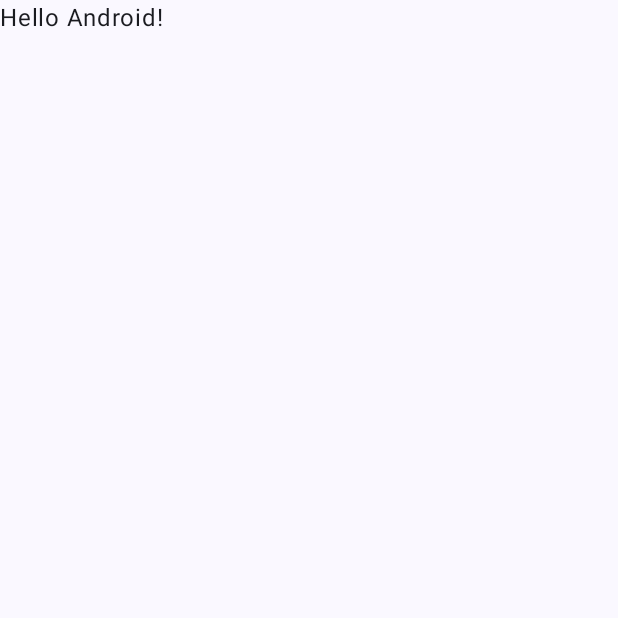
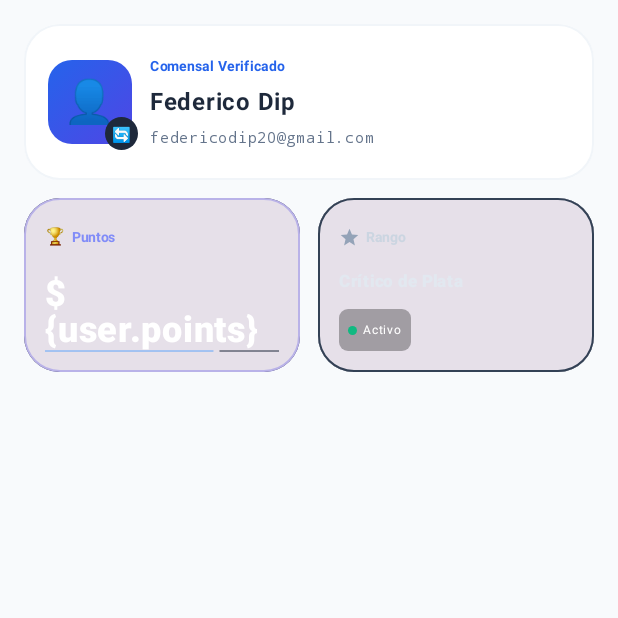
Before and after one commit to ManuZarraga/TP-desarrollo-de-apps-I, an Android app built with Jetpack Compose: the screen it shows after launch (MainActivity), on a phone screen of 412 x 824 dp, the top half of it. Before the commit the part shown is almost empty. Run offline under Robolectric (Android 15) with nearby library versions, the light colour scheme and no system bars.

Commit message:
Pantalla de profile

```diff
--- a/app/build.gradle.kts
+++ b/app/build.gradle.kts
@@ -48,6 +48,7 @@ dependencies {
     implementation(libs.androidx.compose.ui.graphics)
     implementation(libs.androidx.compose.ui.tooling.preview)
     implementation(libs.androidx.compose.material3)
+    implementation(libs.androidx.compose.material.icons.extended)
     testImplementation(libs.junit)
     androidTestImplementation(libs.androidx.junit)
     androidTestImplementation(libs.androidx.espresso.core)
@@ -55,4 +56,5 @@ dependencies {
     androidTestImplementation(libs.androidx.compose.ui.test.junit4)
     debugImplementation(libs.androidx.compose.ui.tooling)
     debugImplementation(libs.androidx.compose.ui.test.manifest)
+
 }
--- a/app/src/main/java/com/example/tpi_apps/MainActivity.kt
+++ b/app/src/main/java/com/example/tpi_apps/MainActivity.kt
@@ -1,47 +1,73 @@
 package com.example.tpi_apps
 
 import android.os.Bundle
+import android.widget.Toast
 import androidx.activity.ComponentActivity
 import androidx.activity.compose.setContent
-import androidx.activity.enableEdgeToEdge
 import androidx.compose.foundation.layout.fillMaxSize
-import androidx.compose.foundation.layout.padding
-import androidx.compose.material3.Scaffold
-import androidx.compose.material3.Text
-import androidx.compose.runtime.Composable
+import androidx.compose.material3.MaterialTheme
+import androidx.compose.material3.Surface
+import androidx.compose.runtime.*
 import androidx.compose.ui.Modifier
-import androidx.compose.ui.tooling.preview.Preview
-import com.example.tpi_apps.ui.theme.TPIappsTheme
+import com.example.tpi_apps.data.model.User
+import com.example.tpi_apps.ui.screens.ProfileScreen
+import com.example.tpi_apps.util.LevelCalculator
+
 
 class MainActivity : ComponentActivity() {
+
     override fun onCreate(savedInstanceState: Bundle?) {
         super.onCreate(savedInstanceState)
-        enableEdgeToEdge()
+
         setContent {
-            TPIappsTheme {
-                Scaffold(modifier = Modifier.fillMaxSize()) { innerPadding ->
-                    Greeting(
-                        name = "Android",
-                        modifier = Modifier.padding(innerPadding)
+            // Estado mutable principal del usuario crítico
+            var user by remember {
+                mutableStateOf(
+                    User(
+                        name = "Federico Dip",
+                        username = "federicodip",
+                        email = "federicodip20@gmail.com",
+                        avatarSeed = "profile_main",
+                        points = 360,
+                        level = "Crítico de Plata",
+                        reputation = 4.8,
+                        reviewCount = 2
+                    )
+                )
+            }
+
+            MaterialTheme {
+                Surface(
+                    modifier = Modifier.fillMaxSize(),
+                    color = MaterialTheme.colorScheme.background
+                ) {
+                    ProfileScreen(
+                        user = user,
+                        onSettingsClick = {
+                            // Acción para modificar detalles
+                            Toast.makeText(this@MainActivity, "Abrir Ajustes", Toast.LENGTH_SHORT).show()
+                        },
+                        onReviewsClick = {
+                            // Navegación hacia reseñas históricas
+                            Toast.makeText(this@MainActivity, "Mostrando opiniones", Toast.LENGTH_SHORT).show()
+                        }
                     )
                 }
             }
         }
     }
-}
 
-@Composable
-fun Greeting(name: String, modifier: Modifier = Modifier) {
-    Text(
-        text = "Hello $name!",
-        modifier = modifier
-    )
-}
+    /**
+     * Incrementa la puntuación del comensal y recalcula su nivel.
+     */
+    private fun addExperiencePoints(user: User, gainedXP: Int): User {
+        val nextPoints = user.points + gainedXP
+        val nextLevel = LevelCalculator.determineLevel(nextPoints)
 
-@Preview(showBackground = true)
-@Composable
-fun GreetingPreview() {
-    TPIappsTheme {
-        Greeting("Android")
+        return user.copy(
+            points = nextPoints,
+            level = nextLevel,
+            reviewCount = user.reviewCount + 1
+        )
     }
 }
--- a/app/src/main/java/com/example/tpi_apps/data/model/User.kt
+++ b/app/src/main/java/com/example/tpi_apps/data/model/User.kt
@@ -1,4 +1,30 @@
 package com.example.tpi_apps.data.model
+import java.time.LocalDate
 
-class User {
+data class User(
+    val name: String,
+    val username: String,
+    val email: String,
+    val avatarSeed: String,
+    var points: Int,
+    var level: String,
+    var reputation: Double,
+    var reviewCount: Int,
+    val joinedDate: String = LocalDate.now().toString(),
+    val badges: List<String> = emptyList()
+) {
+    /**
+     * Calcula los puntos restantes para alcanzar el rango Oro.
+     */
+    fun getPointsToNextLevel(nextLevelPoints: Int = 500): Int {
+        return (nextLevelPoints - points).coerceAtLeast(0)
+    }
+
+    /**
+     * Obtiene el porcentaje de progreso (0.0 a 1.0) para el avance de nivel.
+     */
+    fun getProgressPercent(nextLevelPoints: Int = 500): Float {
+        if (points >= nextLevelPoints) return 1.0f
+        return points.toFloat() / nextLevelPoints.toFloat()
+    }
 }
--- /dev/null
+++ b/app/src/main/java/com/example/tpi_apps/ui/screens/ProfileScreen.kt
@@ -0,0 +1,131 @@
+package com.example.tpi_apps.ui.screens
+
+import androidx.compose.foundation.background
+import androidx.compose.foundation.border
+import androidx.compose.foundation.clickable
+import androidx.compose.foundation.layout.*
+import androidx.compose.foundation.shape.CircleShape
+import androidx.compose.foundation.shape.RoundedCornerShape
+import androidx.compose.material3.*
+import androidx.compose.runtime.*
+import androidx.compose.material.icons.Icons
+import androidx.compose.material.icons.filled.Star
+import androidx.compose.ui.Alignment
+import androidx.compose.ui.Modifier
+import androidx.compose.ui.draw.clip
+import androidx.compose.ui.graphics.Brush
+import androidx.compose.ui.graphics.Color
+import androidx.compose.ui.text.font.FontFamily
+import androidx.compose.ui.text.font.FontWeight
+import androidx.compose.ui.unit.dp
+import androidx.compose.ui.unit.sp
+import com.example.tpi_apps.data.model.User
+
+@OptIn(ExperimentalMaterial3Api::class)
+@Composable
+fun ProfileScreen(
+    user: User,
+    onSettingsClick: () -> Unit,
+    onReviewsClick: () -> Unit,
+    modifier: Modifier = Modifier
+) {
+    val nextLevelPoints = 500
+    val progressPercent = (user.points.toFloat() / nextLevelPoints).coerceIn(0f, 1f)
+    var currentAvatarIdx by remember { mutableStateOf(0) }
+    val avatarOptions = listOf("👤", "🍔", "🍕", "🍰", "🍣", "🌮")
+
+    Column(
+        modifier = modifier
+            .fillMaxSize()
+            .background(Color(0xFFF8FAFC))
+            .padding(16.dp)
+    ) {
+        // --- BOX 1: INFO DE PERFIL BENTO ---
+        Card(
+            shape = RoundedCornerShape(24.dp),
+            colors = CardDefaults.cardColors(containerColor = Color.White),
+            modifier = Modifier.fillMaxWidth().border(1.dp, Color(0xFFF1F5F9), RoundedCornerShape(24.dp))
+        ) {
+            Row(
+                modifier = Modifier.fillMaxWidth().padding(16.dp),
+                verticalAlignment = Alignment.CenterVertically,
+                horizontalArrangement = Arrangement.SpaceBetween
+            ) {
+                Row(verticalAlignment = Alignment.CenterVertically) {
+                    Box(modifier = Modifier.size(56.dp)) {
+                        Box(
+                            contentAlignment = Alignment.Center,
+                            modifier = Modifier.size(56.dp).clip(RoundedCornerShape(16.dp))
+                                .background(Brush.linearGradient(colors = listOf(Color(0xFF2563EB), Color(0xFF4F46E5))))
+                        ) {
+                            Text(text = avatarOptions[currentAvatarIdx], fontSize = 28.sp)
+                        }
+                        Box(
+                            contentAlignment = Alignment.Center,
+                            modifier = Modifier.size(22.dp).align(Alignment.BottomEnd).offset(4.dp, 4.dp).clip(CircleShape)
+                                .background(Color(0xFF1E293B)).clickable { currentAvatarIdx = (currentAvatarIdx + 1) % avatarOptions.size }
+                        ) {
+                            Text("🔄", fontSize = 10.sp, color = Color.White)
+                        }
+                    }
+                    Spacer(modifier = Modifier.width(12.dp))
+                    Column {
+                        Text("Comensal Verificado", fontSize = 9.sp, fontWeight = FontWeight.Bold, color = Color(0xFF2563EB))
+                        Text(text = user.name, fontSize = 16.sp, fontWeight = FontWeight.Bold, color = Color(0xFF1E293B))
+                        Text(text = user.email, fontSize = 10.sp, fontFamily = FontFamily.Monospace, color = Color(0xFF64748B))
+                    }
+                }
+            }
+        }
+
+        Spacer(modifier = Modifier.height(12.dp))
+
+        // --- ENLACE BENTO GRID: PUNTOS Y RANGO EN COMPOSICIÓN INDEPENDIENTE ---
+        Row(modifier = Modifier.fillMaxWidth(), horizontalArrangement = Arrangement.spacedBy(12.dp)) {
+
+            // --- BOX 2: CANASTA DE PUNTOS REESTRUCTURADA ---
+            Card(
+                shape = RoundedCornerShape(24.dp),
+                modifier = Modifier.weight(1f).height(116.dp)
+                    .background(Brush.linearGradient(colors = listOf(Color(0xFF0F172A), Color(0xFF1E1B4B))), RoundedCornerShape(24.dp))
+                    .border(1.dp, Color(0xFF4F46E5).copy(alpha = 0.3f), RoundedCornerShape(24.dp))
+            ) {
+                Column(modifier = Modifier.fillMaxSize().padding(14.dp), verticalArrangement = Arrangement.SpaceBetween) {
+                    Row(verticalAlignment = Alignment.CenterVertically) {
+                        Text("🏆", fontSize = 11.sp)
+                        Spacer(modifier = Modifier.width(4.dp))
+                        Text("Puntos", fontSize = 9.sp, fontWeight = FontWeight.Bold, color = Color(0xFF818CF8))
+                    }
+                    Row(verticalAlignment = Alignment.Bottom) {
+                        Text("\${user.points}", fontSize = 24.sp, fontWeight = FontWeight.Black, color = Color.White)
+                        Text(" pts", fontSize = 10.sp, color = Color(0xFF818CF8))
+                    }
+                    LinearProgressIndicator(progress = progressPercent, color = Color(0xFF60A5FA), trackColor = Color(0xFF1E293B))
+                }
+            }
+
+            // --- BOX 3: NIVEL DE CRÍTICO REESTRUCTURADO ---
+            val isGold = user.level.contains("Oro") || user.level.contains("Súper")
+            Card(
+                shape = RoundedCornerShape(24.dp),
+                modifier = Modifier.weight(1f).height(116.dp)
+                    .background(Brush.linearGradient(colors = if (isGold) listOf(Color(0xFF0F172A), Color(0xFF451A03)) else listOf(Color(0xFF0F172A), Color(0xFF1E293B))), RoundedCornerShape(24.dp))
+                    .border(1.dp, if (isGold) Color(0xFFF59E0B).copy(alpha = 0.3f) else Color(0xFF334155), RoundedCornerShape(24.dp))
+            ) {
+                Column(modifier = Modifier.fillMaxSize().padding(14.dp), verticalArrangement = Arrangement.SpaceBetween) {
+                    Row(verticalAlignment = Alignment.CenterVertically) {
+                        Icon(imageVector = Icons.Default.Star, contentDescription = "Star", tint = if (isGold) Color(0xFFF59E0B) else Color(0xFF94A3B8), modifier = Modifier.size(14.dp))
+                        Spacer(modifier = Modifier.width(4.dp))
+                        Text("Rango", fontSize = 9.sp, fontWeight = FontWeight.Bold, color = Color(0xFFCBD5E1))
+                    }
+                    Text(text = user.level, fontSize = 11.sp, fontWeight = FontWeight.Black, color = if (isGold) Color(0xFFF59E0B) else Color(0xFFE2E8F0))
+                    Row(verticalAlignment = Alignment.CenterVertically, modifier = Modifier.background(Color.Black.copy(0.3f), RoundedCornerShape(6.dp)).padding(horizontal = 6.dp, vertical = 2.dp)) {
+                        Box(modifier = Modifier.size(6.dp).background(Color(0xFF10B981), CircleShape))
+                        Spacer(modifier = Modifier.width(4.dp))
+                        Text("Activo", fontSize = 8.sp, color = Color.White)
+                    }
+                }
+            }
+        }
+    }
+}
--- a/gradle/libs.versions.toml
+++ b/gradle/libs.versions.toml
@@ -24,6 +24,7 @@ androidx-compose-ui-tooling-preview = { group = "androidx.compose.ui", name = "u
 androidx-compose-ui-test-manifest = { group = "androidx.compose.ui", name = "ui-test-manifest" }
 androidx-compose-ui-test-junit4 = { group = "androidx.compose.ui", name = "ui-test-junit4" }
 androidx-compose-material3 = { group = "androidx.compose.material3", name = "material3" }
+androidx-compose-material-icons-extended = { group = "androidx.compose.material", name = "material-icons-extended" }
 
 [plugins]
 android-application = { id = "com.android.application", version.ref = "agp" }
```
Also changed, not shown: app/src/main/java/com/example/tpi_apps/data/model/Review.kt (+21 -1 lines), app/src/main/java/com/example/tpi_apps/ui/screens/HomeScreen.kt (deleted, +0 -24 lines), app/src/main/java/com/example/tpi_apps/util/levelCalculator.kt (added, +19 -0 lines).
